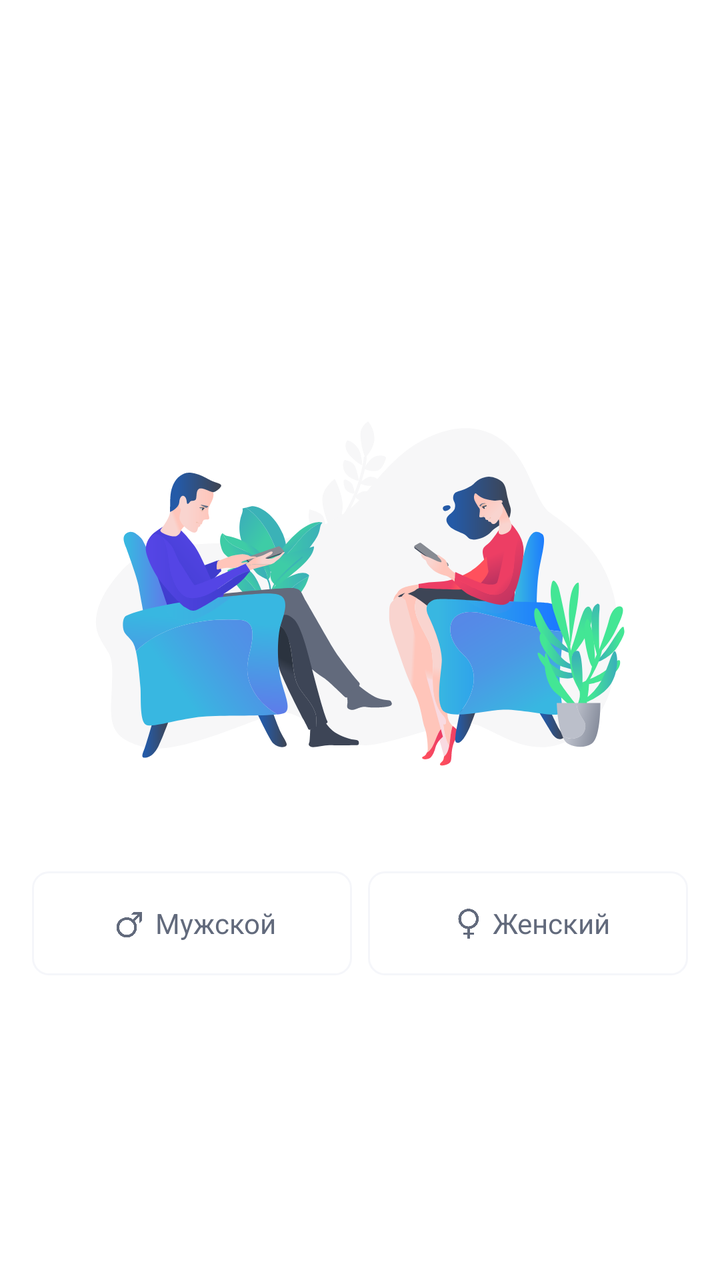
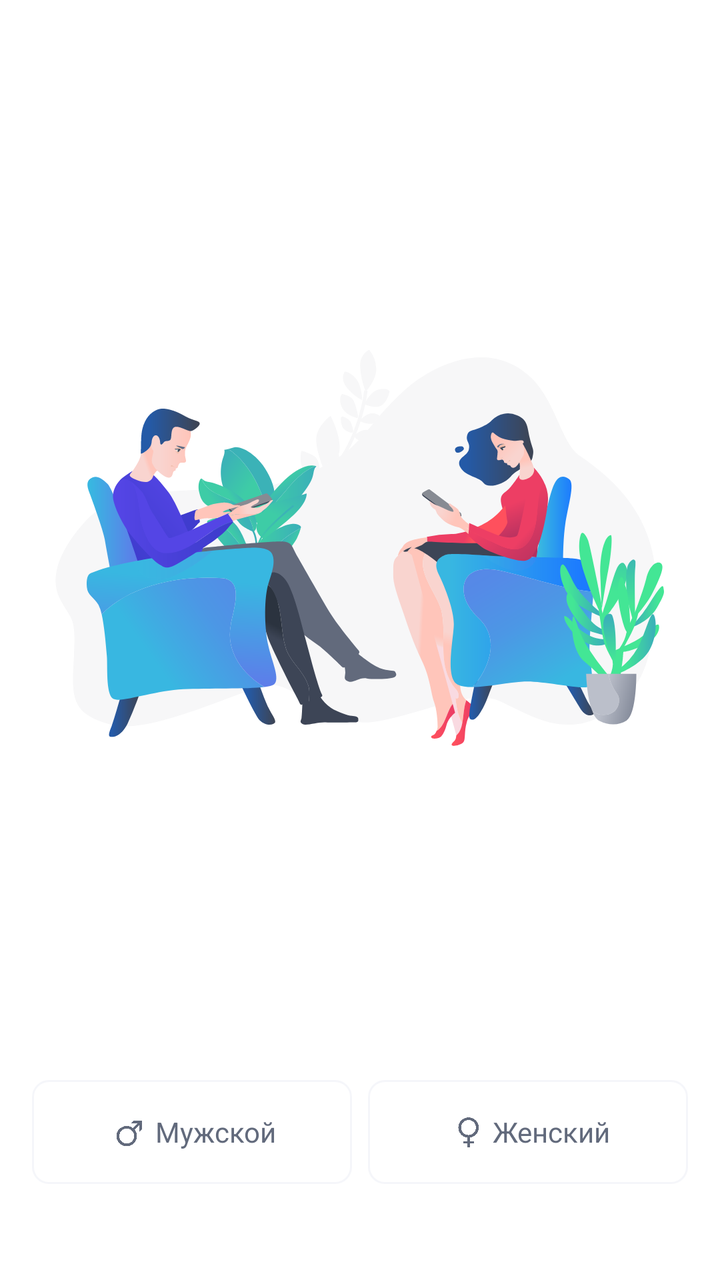

Before-and-after screenshots of an Android layout around one commit, followed by the original layout XML and the change that was made.
<!-- AndroidManifest.xml: another module's application theme AppTheme -->
<!-- res/layout/item_onboarding_gender.xml -->
<android.support.constraint.ConstraintLayout xmlns:android="http://schemas.android.com/apk/res/android"
    xmlns:app="http://schemas.android.com/apk/res-auto"
    android:layout_width="match_parent"
    android:layout_height="match_parent">

    <android.support.v7.widget.AppCompatImageView
        android:id="@+id/genderIconView"
        android:layout_width="match_parent"
        android:layout_height="0dp"
        android:layout_marginStart="24dp"
        android:layout_marginEnd="24dp"
        app:layout_constraintBottom_toTopOf="@+id/genderMaleView"
        app:layout_constraintDimensionRatio="w,1:1.15"
        app:layout_constraintEnd_toEndOf="parent"
        app:layout_constraintStart_toStartOf="parent"
        app:layout_constraintTop_toTopOf="parent"
        app:layout_constraintVertical_chainStyle="packed"
        app:srcCompat="@drawable/ic_gender" />

    <LinearLayout
        android:id="@+id/genderMaleView"
        style="@style/Button.Small.Blue"
        android:layout_width="0dp"
        android:layout_height="wrap_content"
        android:layout_marginStart="16dp"
        android:layout_marginTop="12dp"
        android:layout_marginEnd="4dp"
        android:orientation="horizontal"
        app:layout_constraintBottom_toBottomOf="parent"
        app:layout_constraintEnd_toStartOf="@+id/genderFemaleView"
        app:layout_constraintStart_toStartOf="parent"
        app:layout_constraintTop_toBottomOf="@+id/genderIconView">

        <android.support.v7.widget.AppCompatImageView
            android:layout_width="22dp"
            android:layout_height="wrap_content"
            android:layout_gravity="center_vertical"
            android:duplicateParentState="true"
            app:srcCompat="@drawable/selector_male_icon" />

        <android.support.v7.widget.AppCompatTextView
            style="style/Typography.Button.Small.Text.Light"
            android:layout_width="wrap_content"
            android:layout_height="wrap_content"
            android:layout_gravity="center_vertical"
            android:layout_marginStart="2dp"
            android:duplicateParentState="true"
            android:text="@string/on_boarding_gender_male"
            android:textColor="@color/button_small_light_text_color" />

    </LinearLayout>

    <LinearLayout
        android:id="@+id/genderFemaleView"
        style="@style/Button.Small.Blue"
        android:layout_width="0dp"
        android:layout_height="wrap_content"
        android:layout_marginStart="4dp"
        android:layout_marginEnd="16dp"
        android:orientation="horizontal"
        app:layout_constraintEnd_toEndOf="parent"
        app:layout_constraintStart_toEndOf="@+id/genderMaleView"
        app:layout_constraintTop_toTopOf="@+id/genderMaleView">

        <android.support.v7.widget.AppCompatImageView
            android:layout_width="22dp"
            android:layout_height="wrap_content"
            android:layout_gravity="center_vertical"
            android:duplicateParentState="true"
            app:srcCompat="@drawable/selector_female_icon" />

        <android.support.v7.widget.AppCompatTextView
            style="style/Typography.Button.Small.Text.Light"
            android:layout_width="wrap_content"
            android:layout_height="wrap_content"
            android:layout_gravity="center_vertical"
            android:layout_marginStart="2dp"
            android:duplicateParentState="true"
            android:text="@string/on_boarding_gender_female"
            android:textColor="@color/button_small_light_text_color" />
    </LinearLayout>


</android.support.constraint.ConstraintLayout>
<!-- resources referenced by this layout -->
<resources>
  <!-- drawable selector_female_icon (drawable) -->
  <?xml version="1.0" encoding="utf-8"?>
  <selector xmlns:android="http://schemas.android.com/apk/res/android">
      <item android:drawable="@drawable/ic_female_selected" android:state_selected="true"/>
      <item android:drawable="@drawable/ic_female" />
  </selector>
  <!-- drawable selector_male_icon (drawable) -->
  <?xml version="1.0" encoding="utf-8"?>
  <selector xmlns:android="http://schemas.android.com/apk/res/android">
      <item android:drawable="@drawable/ic_male_selected" android:state_selected="true"/>
      <item android:drawable="@drawable/ic_male" />
  </selector>
  <string name="on_boarding_gender_female">Женский</string>
  <string name="on_boarding_gender_male">Мужской</string>
  <style name="Button.Small.Blue" parent="Button.Small.Light">
          <item name="android:background">@drawable/selector_button_small_blue</item>
      </style>
  <color name="colorPrimary">@color/white</color>
  <color name="colorPrimaryDark">#f3f2f2</color>
  <color name="colorAccent">@color/shade_g_green_a</color>
  <color name="color_window_background">@color/white</color>
  <style name="BottomSheetTransparentStyle" parent="Theme.Design.BottomSheetDialog">
          <item name="android:windowAnimationStyle">@null</item>
          <item name="android:colorBackground">@android:color/transparent</item>
          <item name="android:backgroundDimEnabled">false</item>
          <item name="android:windowIsFloating">false</item>
          <item name="android:statusBarColor">@android:color/transparent</item>
      </style>
  <style name="New.Button3.White">
          <item name="android:textColor">@color/white</item>
      </style>
  <color name="white">#ffffff</color>
  <style name="Typography.Button.Small.Text.Light" parent="Typography.Button.Small.Text">
          <item name="android:textColor">@color/button_small_light_text_color</item>
      </style>
  <!-- drawable selector_button_small_light (drawable) -->
  <?xml version="1.0" encoding="utf-8"?>
  <selector xmlns:android="http://schemas.android.com/apk/res/android">
      <item android:drawable="@drawable/bg_button_small_disabled" android:state_enabled="false" />
      <item android:drawable="@drawable/bg_button_small_light_pressed" android:state_pressed="true" />
      <item android:drawable="@drawable/bg_button_small_light_active" />
  </selector>
  <dimen name="small_button_width">160dp</dimen>
  <dimen name="small_button_padding">14dp</dimen>
  <!-- drawable bg_button_small_disabled (drawable) -->
  <?xml version="1.0" encoding="utf-8"?>
  <shape xmlns:android="http://schemas.android.com/apk/res/android"
      android:shape="rectangle">
      <solid android:color="@color/color_button_disabled" />
      <corners android:radius="@dimen/small_button_corners" />
  </shape>
  <color name="shade_g_green_a">#3ec9a8</color>
  <style name="Typography.Button.Small.Text" parent="Typography.Base.Roboto.Medium">
          <item name="android:textSize">@dimen/font_size_button_2</item>
          <item name="android:gravity">center_horizontal</item>
      </style>
  <dimen name="small_button_corners">8dp</dimen>
  <color name="color_button_small_blue_gradient_end">@color/g_purpur_b</color>
  <color name="color_button_small_blue_gradient_start">@color/g_purpur_a</color>
  <color name="color_button_disabled">@color/shade_black3</color>
  <color name="color_button_small_pressed">@color/shade_black3</color>
  <dimen name="small_button_border_width">1dp</dimen>
  <color name="color_button_small_border">@color/shade_black4</color>
  <color name="color_button_small_active">@color/white</color>
  <style name="Typography.Base.Roboto.Medium" parent="TextAppearance.AppCompat">
          <item name="android:fontFamily">@font/roboto_medium</item>
      </style>
  <dimen name="font_size_button_2">14sp</dimen>
  <color name="g_purpur_b">#6078ea</color>
  <color name="g_purpur_a">#17ead9</color>
  <color name="shade_black3">#e3e3e3</color>
  <color name="shade_black4">#f5f6fa</color>
  <!-- unchanged entries left out for length: 11 -->
</resources>

<!-- the commit's change to res/layout/item_onboarding_gender.xml (unified diff, before → after) -->
@@ -9,8 +9,9 @@
         android:layout_height="0dp"
         android:layout_marginStart="24dp"
         android:layout_marginEnd="24dp"
+        android:scaleType="fitCenter"
+        app:layout_constraintHorizontal_weight="1"
         app:layout_constraintBottom_toTopOf="@+id/genderMaleView"
-        app:layout_constraintDimensionRatio="w,1:1.15"
         app:layout_constraintEnd_toEndOf="parent"
         app:layout_constraintStart_toStartOf="parent"
         app:layout_constraintTop_toTopOf="parent"
@@ -26,6 +27,7 @@
         android:layout_marginTop="12dp"
         android:layout_marginEnd="4dp"
         android:orientation="horizontal"
+        android:layout_marginBottom="48dp"
         app:layout_constraintBottom_toBottomOf="parent"
         app:layout_constraintEnd_toStartOf="@+id/genderFemaleView"
         app:layout_constraintStart_toStartOf="parent"
@@ -57,6 +59,7 @@
         android:layout_height="wrap_content"
         android:layout_marginStart="4dp"
         android:layout_marginEnd="16dp"
+        android:layout_marginBottom="48dp"
         android:orientation="horizontal"
         app:layout_constraintEnd_toEndOf="parent"
         app:layout_constraintStart_toEndOf="@+id/genderMaleView"
